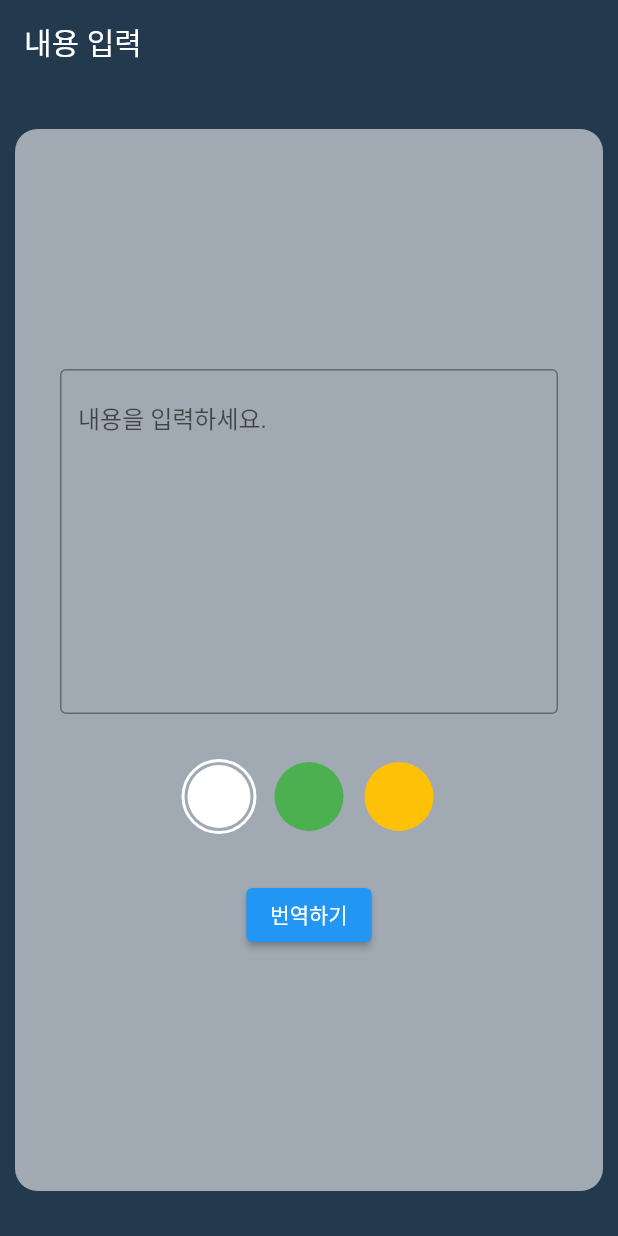
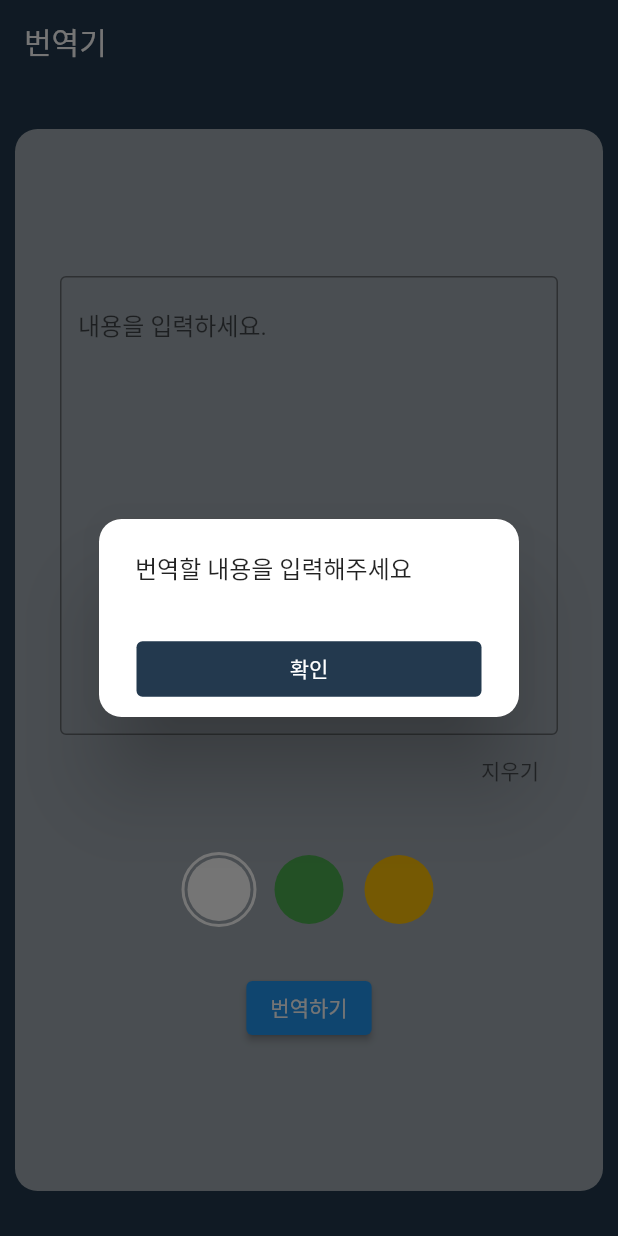
Before and after one commit to Yun-sooyong/all_translator, a Flutter app: the screen it shows after launch, after a tap on "번역하기", on a phone screen of 412 x 824 dp. Run offline on Flutter 3.47's test engine with Material 2 defaults, Android fonts, the phone set to English and light mode, and no system bars; our stand-ins replace fluttertoast.

Commit message:
chore: textfield, widgets retouch textfield 가 비어있으면 dialog를 띄움 외부터치로 키보드 내리기 textfield 초기화 버튼 추가 textfield, toggle button 을 widgets 로 분리 utils 추가 google_cloud_translator.dart name refactorying

```diff
--- a/lib/main.dart
+++ b/lib/main.dart
@@ -22,16 +22,19 @@ class MyApp extends StatelessWidget {
   // This widget is the root of your application.
   @override
   Widget build(BuildContext context) {
-    return MaterialApp(
+    return GestureDetector(
+      onTap: (() => FocusManager.instance.primaryFocus?.unfocus()),
+      child: MaterialApp(
           title: 'All-translator',
           theme: ThemeData(
             primarySwatch: Colors.blue,
-          appBarTheme:
-              const AppBarTheme(systemOverlayStyle: SystemUiOverlayStyle.light),
+            appBarTheme: const AppBarTheme(
+                systemOverlayStyle: SystemUiOverlayStyle.light),
           ).copyWith(scaffoldBackgroundColor: foregroundColor),
           debugShowCheckedModeBanner: false,
           home: const HomeScreen()
           //const SplashScreen(),
+          ),
     );
   }
 }
--- /dev/null
+++ b/lib/resource/detect_language.dart
@@ -0,0 +1 @@
+// this part is make detect language methods (papago, kakao : google is auto detect)
--- a/lib/screens/home_screen.dart
+++ b/lib/screens/home_screen.dart
@@ -1,12 +1,15 @@
-import 'package:all_translator/resource/google_cloud_translator.dart';
+import 'package:all_translator/resource/translator_methods.dart';
 import 'package:all_translator/screens/result_screen.dart';
 import 'package:all_translator/utils/color.dart';
-import 'package:all_translator/widgets/widgets.dart';
+import 'package:all_translator/utils/utils.dart';
+import 'package:all_translator/widgets/circle_button.dart';
+import 'package:all_translator/widgets/dialog.dart';
+import 'package:all_translator/widgets/textfield.dart';
+import 'package:all_translator/widgets/toggle_button.dart';
 
 import 'package:flutter/material.dart';
 import 'package:flutter/services.dart';
 
-// TODO 가능하면 provider 사용해보기
 class HomeScreen extends StatefulWidget {
   const HomeScreen({Key? key}) : super(key: key);
 
@@ -30,6 +33,10 @@ class _HomeScreenState extends State<HomeScreen> {
     //var screenHeight = MediaQuery.of(context).size.height;
     //var screenWidth = MediaQuery.of(context).size.width;
 
+    String gText = '';
+    String pText = '';
+    String kText = '';
+
     return Scaffold(
       resizeToAvoidBottomInset: false,
       appBar: AppBar(
@@ -38,7 +45,7 @@ class _HomeScreenState extends State<HomeScreen> {
         backgroundColor: backgroundColor,
         centerTitle: false,
         title: const Text(
-          '내용 입력',
+          '번역기',
           style: TextStyle(color: Colors.white),
         ),
       ),
@@ -56,87 +63,56 @@ class _HomeScreenState extends State<HomeScreen> {
           crossAxisAlignment: CrossAxisAlignment.center,
           children: [
             // ANCHOR textfield
-            TextField(
-              controller: _controller,
-              keyboardType: TextInputType.multiline,
-              maxLines: 10,
-              decoration: const InputDecoration(
-                fillColor: Colors.white,
-                hintText: '내용을 입력하세요.',
-                focusedBorder: OutlineInputBorder(
-                  borderSide: BorderSide(
-                    width: 1,
-                    color: Colors.blueGrey,
+            Textfield(controller: _controller),
+
+            // ANCHOR text field clear button
+            Align(
+              alignment: Alignment.centerRight,
+              child: TextButton(
+                child: const Text(
+                  '지우기',
+                  style: TextStyle(
+                    color: Colors.black54,
                   ),
                 ),
-                border: OutlineInputBorder(
-                  borderSide: BorderSide(
-                    width: 1,
-                    color: Colors.blueGrey,
-                  ),
-                ),
+                onPressed: () => _controller.text = '',
+                style: TextButton.styleFrom(),
               ),
             ),
             const SizedBox(height: 30),
+
             // ANCHOR toggleButtons
-            ToggleButtons(
-              children: [
-                CircleButton(
-                  //icon: Icon(Icons.abc_outlined),
-                  isSelected: isSelected[0],
-                  color: Colors.white,
-                ),
-                CircleButton(
-                  //icon: Icon(Icons.abc_outlined),
-                  isSelected: isSelected[1],
-                  color: Colors.green,
-                ),
-                CircleButton(
-                  isSelected: isSelected[2],
-                  color: Colors.amber,
-                ),
-              ],
-              isSelected: isSelected,
-              selectedColor: Colors.red,
-              renderBorder: false,
-              fillColor: Colors.transparent,
-              onPressed: (int index) {
-                final isOneSelected =
-                    isSelected.where((element) => element).length == 1;
-
-                if (isOneSelected && isSelected[index]) return;
-
-                setState(() {
-                  for (int buttonIndex = 0;
-                      buttonIndex < isSelected.length;
-                      buttonIndex++) {
-                    if (buttonIndex == index) {
-                      isSelected[buttonIndex] = !isSelected[index];
-                    }
-                  }
-                });
-              },
-            ),
+            CustomToggle(list: isSelected),
             const SizedBox(height: 30),
+            // ANCHOR run button
+            // TODO toggle button 에 선택된 번역기만 작동 하게 함
             ElevatedButton(
+              // _controller.text.length < 2 => alter
+              // countOccurrencesUsingWhereMethod < 1 => alter
               onPressed: () async {
-                // // TODO : 번역 도달 언어 선택기능 추가
-                String gText =
-                    await getGoogleTranslation(_controller.text, 'ko');
-                String pText = await getPapagoTranslation(
-                    text: _controller.text, source: 'en', target: 'ko');
-                String kText = await getKakaoTranslation(
-                    text: _controller.text, source: 'en', target: 'kr');
+                // textfield가 비었거나 한글자만 있을 때 or toggle button 이 하나도 선택되지 않았을 때
+                _controller.text.length < 2 ||
+                        countOccurrencesUsingWhereMethod(isSelected, true) == 0
+                    ? showValueDialog(context, '번역할 내용을 입력해주세요')
+                    : {
+                        gText =
+                            await getGoogleTranslation(_controller.text, 'ko'),
+                        pText = await getPapagoTranslation(
+                            text: _controller.text, source: 'en', target: 'ko'),
+                        kText = await getKakaoTranslation(
+                            text: _controller.text, source: 'en', target: 'kr'),
                         Navigator.push(
                           context,
                           MaterialPageRoute(
                             builder: (context) => ResultScreen(
+                              list: isSelected,
                               googleText: gText,
                               papagoText: pText,
                               kakaoText: kText,
                             ),
                           ),
-                );
+                        )
+                      };
               },
               child: const Text('번역하기'),
             )
--- a/lib/utils/color.dart
+++ b/lib/utils/color.dart
@@ -3,7 +3,10 @@ import 'package:flutter/material.dart';
 const foregroundColor = Color(0xffA1AAB2);
 const backgroundColor = Color(0xff23394E);
 
-const buttonBlurColor = Color.fromRGBO(1, 3, 5, 0.3);
+// 필요한 컬러
+// 1. 폰트 컬러
+// 2. 구글, 파파고, 카카오 공식 지정 색
+// 3.
 
 // const backgroundColor = Color(0xffA1AAB2);
 // const foregroundColor = Color(0xff23394E);
--- /dev/null
+++ b/lib/widgets/dialog.dart
@@ -0,0 +1,34 @@
+import 'package:flutter/material.dart';
+import 'package:all_translator/utils/color.dart';
+
+showValueDialog(BuildContext context, String text) {
+  showDialog(
+      context: context,
+      barrierDismissible: false,
+      builder: (BuildContext ctx) {
+        return AlertDialog(
+          content: Text(text),
+          shape: RoundedRectangleBorder(
+            borderRadius: BorderRadius.circular(15),
+          ),
+          actions: [
+            Align(
+              alignment: Alignment.center,
+              child: ConstrainedBox(
+                constraints: const BoxConstraints.tightFor(width: 230),
+                child: TextButton(
+                  child: const Text('확인'),
+                  style: TextButton.styleFrom(
+                    primary: Colors.white,
+                    backgroundColor: backgroundColor,
+                  ),
+                  onPressed: () {
+                    Navigator.pop(context);
+                  },
+                ),
+              ),
+            )
+          ],
+        );
+      });
+}
--- /dev/null
+++ b/lib/widgets/textfield.dart
@@ -0,0 +1,36 @@
+import 'package:flutter/material.dart';
+
+class Textfield extends StatefulWidget {
+  final TextEditingController controller;
+  const Textfield({Key? key, required this.controller}) : super(key: key);
+
+  @override
+  State<Textfield> createState() => _TextfieldState();
+}
+
+class _TextfieldState extends State<Textfield> {
+  @override
+  Widget build(BuildContext context) {
+    return TextField(
+      controller: widget.controller,
+      keyboardType: TextInputType.multiline,
+      maxLines: 14,
+      decoration: const InputDecoration(
+        fillColor: Colors.white,
+        hintText: '내용을 입력하세요.',
+        focusedBorder: OutlineInputBorder(
+          borderSide: BorderSide(
+            width: 1,
+            color: Colors.blueGrey,
+          ),
+        ),
+        border: OutlineInputBorder(
+          borderSide: BorderSide(
+            width: 1,
+            color: Colors.blueGrey,
+          ),
+        ),
+      ),
+    );
+  }
+}
--- /dev/null
+++ b/lib/widgets/toggle_button.dart
@@ -0,0 +1,60 @@
+import 'package:flutter/material.dart';
+import 'package:all_translator/widgets/circle_button.dart';
+
+class CustomToggle extends StatefulWidget {
+  final List<bool> list;
+
+  const CustomToggle({Key? key, required this.list}) : super(key: key);
+
+  @override
+  State<CustomToggle> createState() => _ToggleButtonsState();
+}
+
+class _ToggleButtonsState extends State<CustomToggle> {
+  @override
+  Widget build(BuildContext context) {
+    return ToggleButtons(
+      children: [
+        CircleButton(
+          //icon: Icon(Icons.abc_outlined),
+          isSelected: widget.list[0],
+          color: Colors.white,
+        ),
+        CircleButton(
+          //icon: Icon(Icons.abc_outlined),
+          isSelected: widget.list[1],
+          color: Colors.green,
+        ),
+        CircleButton(
+          isSelected: widget.list[2],
+          color: Colors.amber,
+        ),
+      ],
+      isSelected: widget.list,
+      selectedColor: Colors.red,
+      renderBorder: false,
+      fillColor: Colors.transparent,
+      onPressed: (int index) {
+        final isOneSelected =
+            widget.list.where((element) => element).length == 1;
+
+        if (isOneSelected && widget.list[index]) return;
+
+        // 1. 무조건 하나 이상 선택 => 현재 사용중
+        // 2. 하나도 선택을 하지 않거나 여러개 선택가능
+        // 둘 중 하나를 선택 (2의 경우 번역하기 버튼에서 선택을 안했을때의 내용을 추가해줘야함(isSelect 가 모두 false 일때 추가))
+        setState(
+          () {
+            for (int buttonIndex = 0;
+                buttonIndex < widget.list.length;
+                buttonIndex++) {
+              if (buttonIndex == index) {
+                widget.list[buttonIndex] = !widget.list[index];
+              }
+            }
+          },
+        );
+      },
+    );
+  }
+}
--- a/pubspec.yaml
+++ b/pubspec.yaml
@@ -1,6 +1,5 @@
 name: all_translator
 description: A new Flutter project.
-
 
 publish_to: 'none'
 
@@ -13,10 +12,10 @@ dependencies:
   cupertino_icons: ^1.0.2
   flutter:
     sdk: flutter
+  fluttertoast: ^8.0.9
   http: ^0.13.4
 
 dev_dependencies:
-
   flutter_lints: ^1.0.0
   flutter_test:
     sdk: flutter
```
Also changed, not shown: lib/TODO.dart (+14 -6 lines), lib/screens/result_screen.dart (+17 -20 lines), lib/utils/utils.dart (added, +21 -0 lines), lib/widgets/circle_button.dart (renamed from lib/widgets/widgets.dart, +0 -39 lines), lib/widgets/textbox.dart (added, +39 -0 lines), lib/resource/translator_methods.dart (renamed from lib/resource/google_cloud_translator.dart), pubspec.lock. Lines whose indentation alone changed are shown as unchanged.
